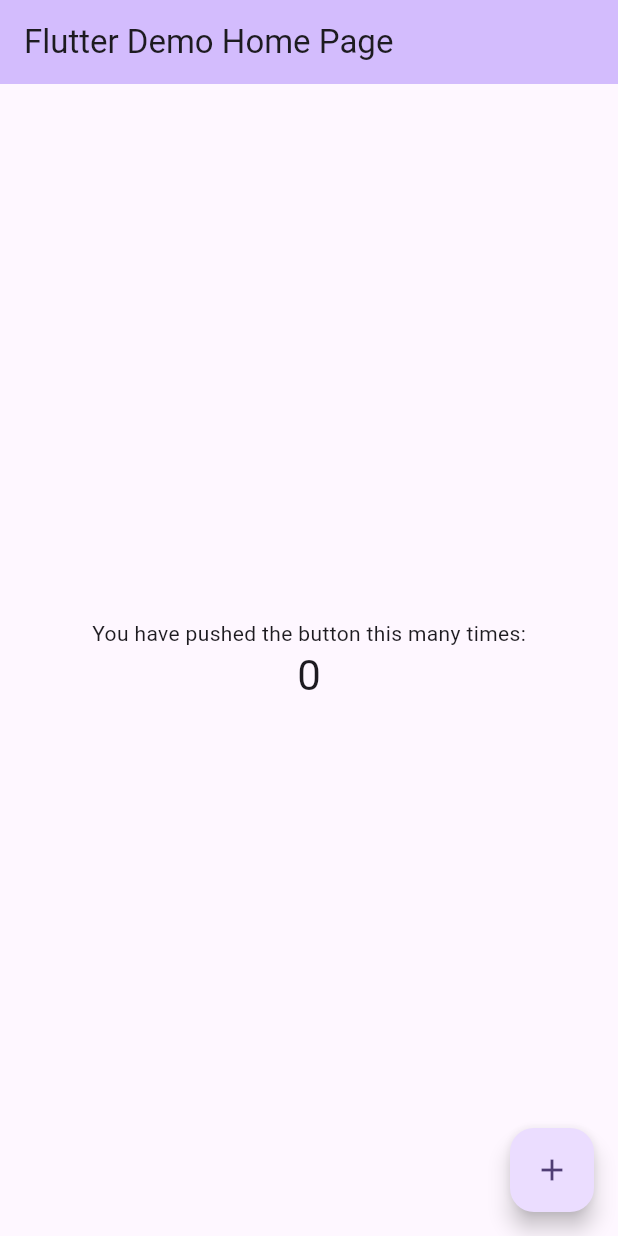
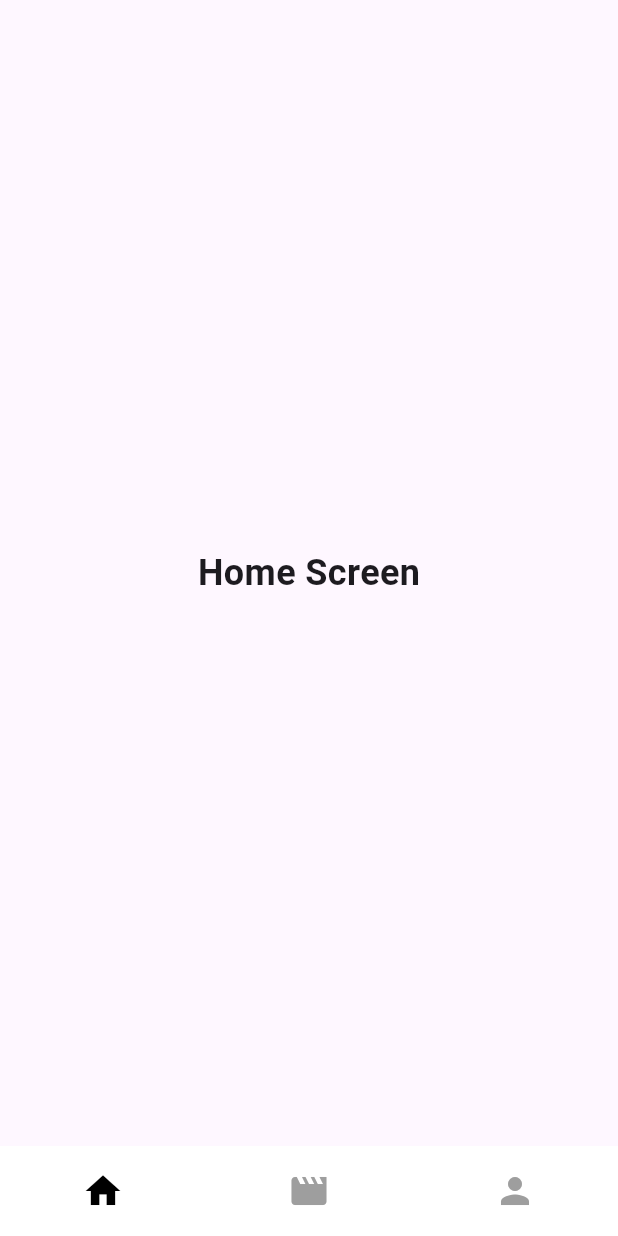
Before and after one commit to abdimannabov/Clip-React, a Flutter app: the screen it shows after launch, on a phone screen of 412 x 824 dp. Run offline on Flutter 3.47's test engine with Material 3 defaults, Android fonts, the phone set to English and light mode, and no system bars; our stand-ins replace get.

Commit message:
Added bottom navigation bar. The rest will be about implementing the screens themselves.

```diff
--- /dev/null
+++ b/lib/bottom_menu.dart
@@ -0,0 +1,57 @@
+import 'package:clip_react/screens/home.dart';
+import 'package:flutter/material.dart';
+import 'package:get/get.dart';
+
+class BottomMenu extends StatelessWidget {
+  const BottomMenu({super.key});
+
+  @override
+  Widget build(BuildContext context) {
+    final controller = Get.put(NavigationController());
+    return MaterialApp(
+      debugShowCheckedModeBanner: false,
+      theme: ThemeData(
+        splashColor: Colors.transparent,
+        highlightColor: Colors.transparent,
+        navigationBarTheme: NavigationBarThemeData(
+          indicatorColor: Colors.transparent,
+          labelBehavior: NavigationDestinationLabelBehavior.alwaysHide,
+          iconTheme: WidgetStateProperty.resolveWith((states) {
+            if (states.contains(WidgetState.selected)) {
+              return const IconThemeData(color: Colors.black, size: 28);
+            }
+            return const IconThemeData(color: Colors.grey, size: 28);
+          }),
+        ),
+      ),
+      home: Scaffold(
+        bottomNavigationBar: Obx(
+          () => NavigationBar(
+            height: 60,
+            elevation: 0,
+            backgroundColor: Colors.white,
+            indicatorColor: Colors.transparent,
+            selectedIndex: controller.selectedIndex.value,
+            onDestinationSelected: (index) =>
+                controller.selectedIndex.value = index,
+            destinations: [
+              NavigationDestination(icon: Icon(Icons.home), label: 'Home'),
+              NavigationDestination(icon: Icon(Icons.movie), label: 'Clips'),
+              NavigationDestination(icon: Icon(Icons.person), label: 'Profile'),
+            ],
+          ),
+        ),
+        body: Obx(() => controller.screens[controller.selectedIndex.value]),
+      ),
+    );
+  }
+}
+
+class NavigationController extends GetxController {
+  final Rx<int> selectedIndex = 0.obs;
+  final screens = [
+    HomeScreen(),
+    Container(color: Colors.blue),
+    Container(color: Colors.yellow),
+  ];
+}
--- a/lib/main.dart
+++ b/lib/main.dart
@@ -1,122 +1,6 @@
+import 'package:clip_react/bottom_menu.dart';
 import 'package:flutter/material.dart';
 
 void main() {
-  runApp(const MyApp());
+  runApp(const BottomMenu());
 }
-
-class MyApp extends StatelessWidget {
-  const MyApp({super.key});
-
-  // This widget is the root of your application.
-  @override
-  Widget build(BuildContext context) {
-    return MaterialApp(
-      title: 'Flutter Demo',
-      theme: ThemeData(
-        // This is the theme of your application.
-        //
-        // TRY THIS: Try running your application with "flutter run". You'll see
-        // the application has a purple toolbar. Then, without quitting the app,
-        // try changing the seedColor in the colorScheme below to Colors.green
-        // and then invoke "hot reload" (save your changes or press the "hot
-        // reload" button in a Flutter-supported IDE, or press "r" if you used
-        // the command line to start the app).
-        //
-        // Notice that the counter didn't reset back to zero; the application
-        // state is not lost during the reload. To reset the state, use hot
-        // restart instead.
-        //
-        // This works for code too, not just values: Most code changes can be
-        // tested with just a hot reload.
-        colorScheme: ColorScheme.fromSeed(seedColor: Colors.deepPurple),
-      ),
-      home: const MyHomePage(title: 'Flutter Demo Home Page'),
-    );
-  }
-}
-
-class MyHomePage extends StatefulWidget {
-  const MyHomePage({super.key, required this.title});
-
-  // This widget is the home page of your application. It is stateful, meaning
-  // that it has a State object (defined below) that contains fields that affect
-  // how it looks.
-
-  // This class is the configuration for the state. It holds the values (in this
-  // case the title) provided by the parent (in this case the App widget) and
-  // used by the build method of the State. Fields in a Widget subclass are
-  // always marked "final".
-
-  final String title;
-
-  @override
-  State<MyHomePage> createState() => _MyHomePageState();
-}
-
-class _MyHomePageState extends State<MyHomePage> {
-  int _counter = 0;
-
-  void _incrementCounter() {
-    setState(() {
-      // This call to setState tells the Flutter framework that something has
-      // changed in this State, which causes it to rerun the build method below
-      // so that the display can reflect the updated values. If we changed
-      // _counter without calling setState(), then the build method would not be
-      // called again, and so nothing would appear to happen.
-      _counter++;
-    });
-  }
-
-  @override
-  Widget build(BuildContext context) {
-    // This method is rerun every time setState is called, for instance as done
-    // by the _incrementCounter method above.
-    //
-    // The Flutter framework has been optimized to make rerunning build methods
-    // fast, so that you can just rebuild anything that needs updating rather
-    // than having to individually change instances of widgets.
-    return Scaffold(
-      appBar: AppBar(
-        // TRY THIS: Try changing the color here to a specific color (to
-        // Colors.amber, perhaps?) and trigger a hot reload to see the AppBar
-        // change color while the other colors stay the same.
-        backgroundColor: Theme.of(context).colorScheme.inversePrimary,
-        // Here we take the value from the MyHomePage object that was created by
-        // the App.build method, and use it to set our appbar title.
-        title: Text(widget.title),
-      ),
-      body: Center(
-        // Center is a layout widget. It takes a single child and positions it
-        // in the middle of the parent.
-        child: Column(
-          // Column is also a layout widget. It takes a list of children and
-          // arranges them vertically. By default, it sizes itself to fit its
-          // children horizontally, and tries to be as tall as its parent.
-          //
-          // Column has various properties to control how it sizes itself and
-          // how it positions its children. Here we use mainAxisAlignment to
-          // center the children vertically; the main axis here is the vertical
-          // axis because Columns are vertical (the cross axis would be
-          // horizontal).
-          //
-          // TRY THIS: Invoke "debug painting" (choose the "Toggle Debug Paint"
-          // action in the IDE, or press "p" in the console), to see the
-          // wireframe for each widget.
-          mainAxisAlignment: MainAxisAlignment.center,
-          children: <Widget>[
-            const Text('You have pushed the button this many times:'),
-            Text(
-              '$_counter',
-              style: Theme.of(context).textTheme.headlineMedium,
-            ),
-          ],
-        ),
-      ),
-      floatingActionButton: FloatingActionButton(
-        onPressed: _incrementCounter,
-        tooltip: 'Increment',
-        child: const Icon(Icons.add),
-      ), // This trailing comma makes auto-formatting nicer for build methods.
-    );
-  }
-}
--- /dev/null
+++ b/lib/screens/home.dart
@@ -0,0 +1,17 @@
+import 'package:flutter/material.dart';
+
+class HomeScreen extends StatelessWidget {
+  const HomeScreen({super.key});
+
+  @override
+  Widget build(BuildContext context) {
+    return Scaffold(
+      body: Center(
+        child: Text(
+          'Home Screen',
+          style: TextStyle(fontSize: 24, fontWeight: FontWeight.bold),
+        ),
+      ),
+    );
+  }
+}
--- a/pubspec.yaml
+++ b/pubspec.yaml
@@ -34,6 +34,7 @@ dependencies:
   # The following adds the Cupertino Icons font to your application.
   # Use with the CupertinoIcons class for iOS style icons.
   cupertino_icons: ^1.0.8
+  get: ^4.7.3
 
 dev_dependencies:
   flutter_test:
```
Also changed, not shown: lib/screens/clips.dart (added), lib/screens/profile.dart (added), pubspec.lock.
